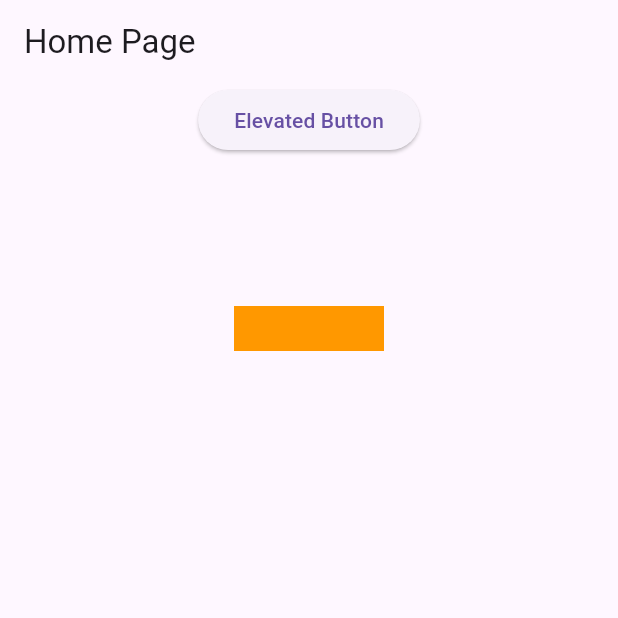
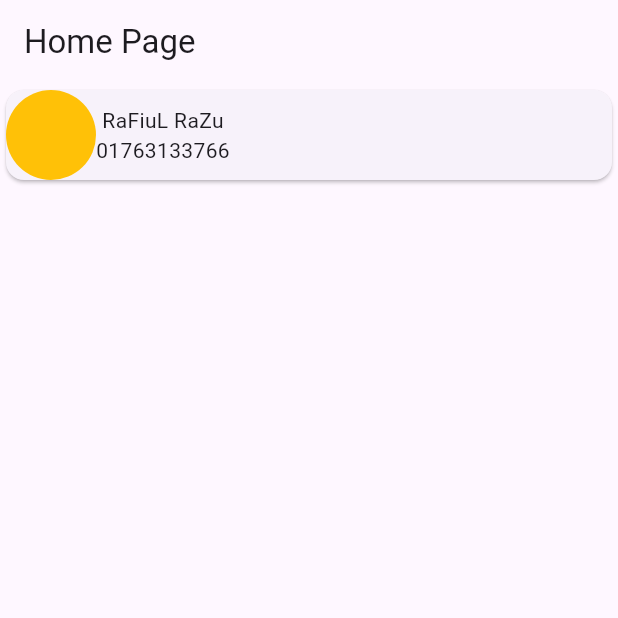
Before and after one commit to RaFiuL-RaZu/app_create2, a Flutter app: the screen it shows after launch, on a phone screen of 412 x 824 dp, the top half of it. Run offline on Flutter 3.47's test engine with Material 3 defaults, Android fonts, the phone set to English and light mode, and no system bars.

Commit message:
innit commit

```diff
--- a/lib/main.dart
+++ b/lib/main.dart
@@ -30,30 +30,25 @@ class HomeScren extends StatelessWidget {
       appBar: AppBar(
         title: Text("Home Page"),
       ),
-      body: Center(
-        child: Column(
-          children: [
-            ElevatedButton(
-                onPressed: () {
-                  Mysnakbar("Elevated Button", context);
-                },
-                child: Text("Elevated Button")),
-            SizedBox(
-              height: 100,
+      body:ListView(
+        children: [
+          Card(
+            child: Row(
+              children: [
+                CircleAvatar(
+                  radius: 30,
+                  backgroundColor: Colors.amber,
+                ),
+                Column(
+                  children: [
+                    Text("RaFiuL RaZu"),
+                    Text("01763133766"),
+                  ],
+                )
+              ],
             ),
-
-            InkWell(
-              onTap: () {
-                Mysnakbar("This is Elevated Button", context);
-              },
-              child: Container(
-                height: 30,
-                width: 100,
-                color: Colors.orange,
-              ),
-            )
-          ],
-        ),
+          )
+        ],
       ),
     );
   }
```
